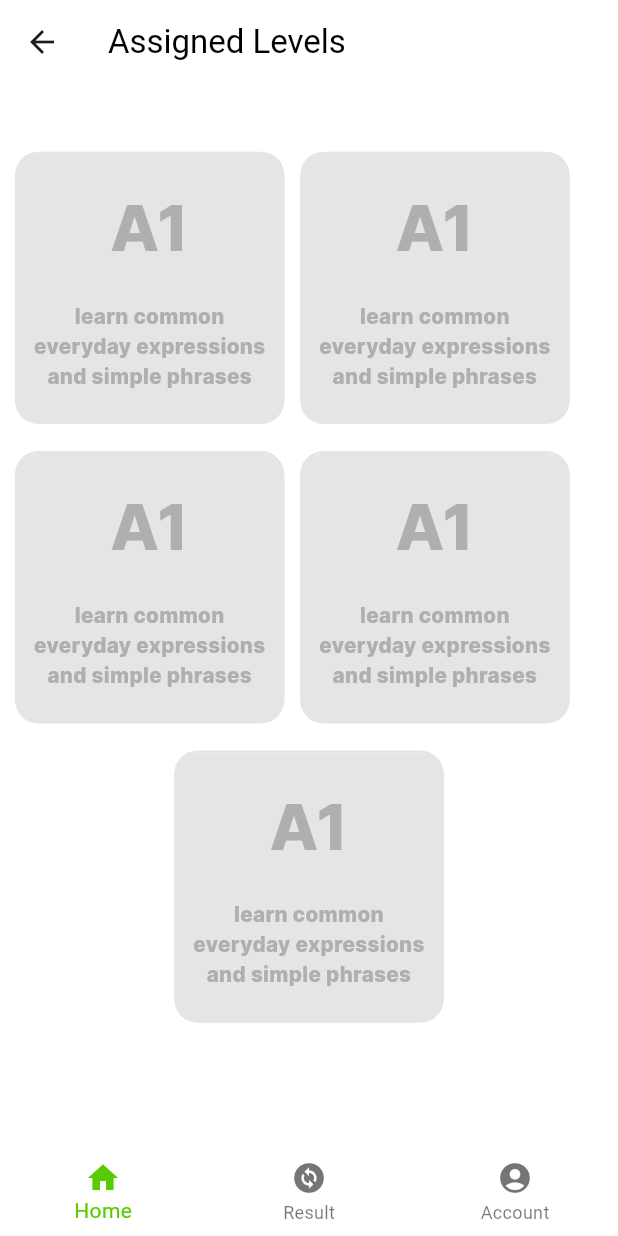
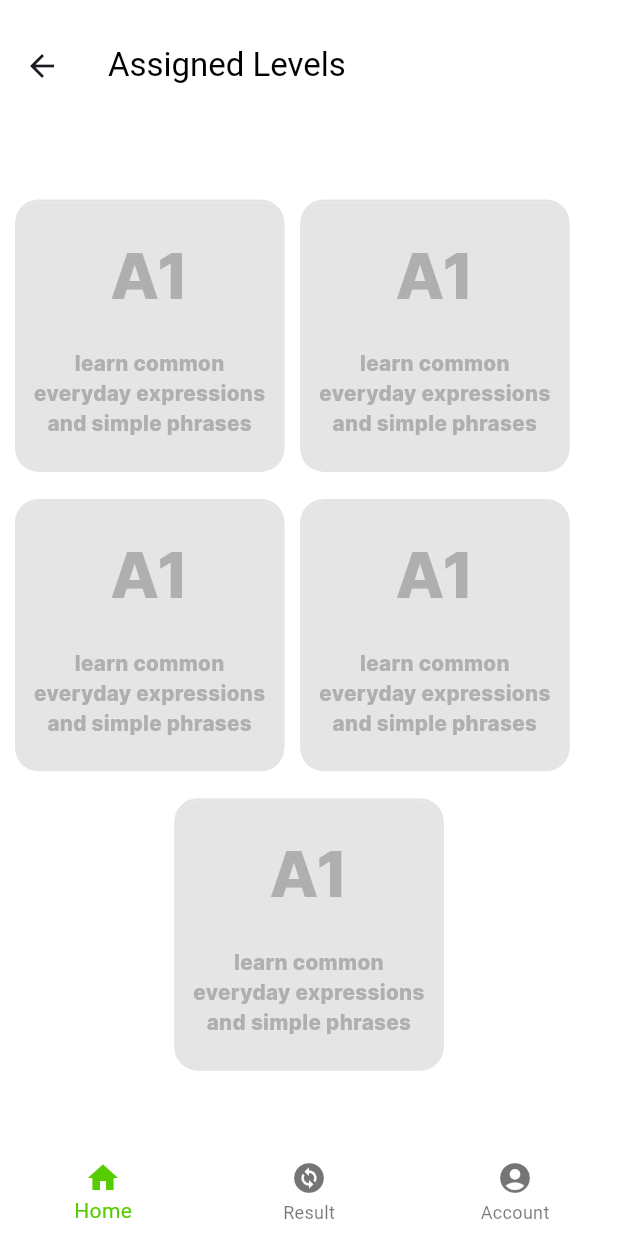
Before and after one commit to bigb45/az-english, a Flutter app: the LevelSelection screen opened directly, on a phone screen of 412 x 824 dp. Run offline on Flutter 3.47's test engine with Material 3 defaults, Android fonts, the phone set to English and light mode, and no system bars; our stand-ins replace easy_localization, firebase_core, flutter_screenutil, flutter_svg, flutter_tts, routemaster; accounts and stored records are empty; generated files the repository leaves out were written again; statements that could not run were skipped.

Commit message:
refactor: add app theme to palette

```diff
--- a/lib/theme/palette.dart
+++ b/lib/theme/palette.dart
@@ -1,4 +1,7 @@
+import 'package:ez_english/theme/text_styles.dart';
 import 'package:flutter/material.dart';
+import 'package:flutter/services.dart';
+import 'package:flutter_screenutil/flutter_screenutil.dart';
 
 class Palette {
   static const primary = Color(0xFF58CC02);
@@ -29,4 +32,17 @@ class Palette {
   static const resultCardBadFill = Color(0xFFD63E36);
 
   static const blackColor = Color(0xFF000000);
+  static var lightModeAppTheme = ThemeData.light().copyWith(
+    primaryColor: Palette.primary,
+    scaffoldBackgroundColor: Palette.secondary,
+    appBarTheme: AppBarTheme(
+      toolbarHeight: 90.h,
+      systemOverlayStyle: const SystemUiOverlayStyle(
+        statusBarBrightness: Brightness.dark,
+      ),
+      color: Palette.primaryButtonStroke,
+      elevation: 0,
+      titleTextStyle: TextStyles.titleTextStyle,
+    ),
+  );
 }
```
Also changed, not shown: lib/main.dart (+5 -6 lines).
